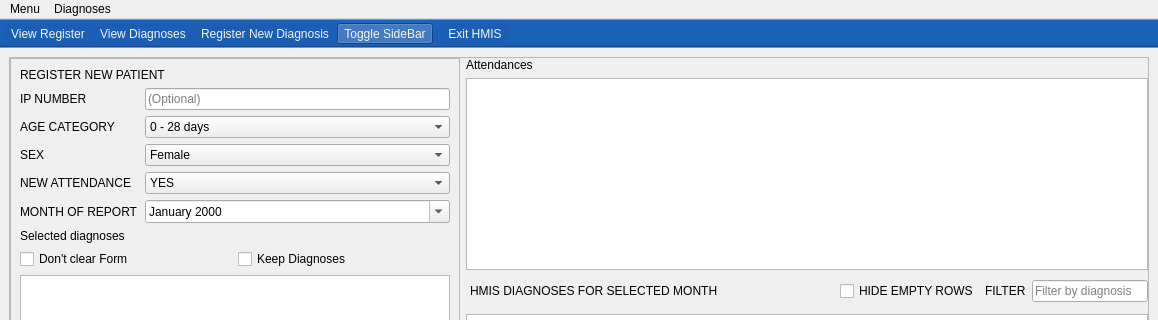
First picture: the form in mainwindow.ui, repository abiiranathan/hmis, before the edit; both pictures show x 0 to 1158 and y 0 to 320 of the 1158 by 727 pixel window.
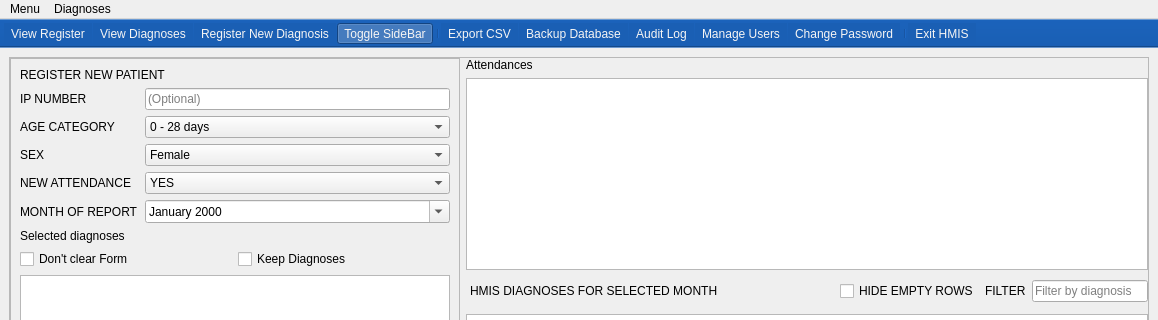
Second picture: the form after the edit. Icons and pictures are not drawn.

What changed in the file:
```diff
--- a/mainwindow.ui
+++ b/mainwindow.ui
@@ -467,6 +467,13 @@
    <addaction name="actionRegister_New_Diagnosis"/>
    <addaction name="actionExpand"/>
    <addaction name="separator"/>
+   <!-- Add new actions -->
+    <addaction name="actionExport_CSV"/>
+    <addaction name="actionBackup_Database"/>
+    <addaction name="actionAudit_Log"/>
+    <addaction name="actionManage_Users"/>
+    <addaction name="actionChange_Password"/>
+   <addaction name="separator"/>
    <addaction name="actionExit"/>
   </widget>
   <action name="actionExpand">
@@ -536,6 +543,31 @@
     <string>Register New Diagnosis</string>
    </property>
   </action>
+   <action name="actionExport_CSV">
+    <property name="text">
+     <string>Export CSV</string>
+    </property>
+   </action>
+   <action name="actionBackup_Database">
+    <property name="text">
+     <string>Backup Database</string>
+    </property>
+   </action>
+   <action name="actionAudit_Log">
+    <property name="text">
+     <string>Audit Log</string>
+    </property>
+   </action>
+   <action name="actionManage_Users">
+    <property name="text">
+     <string>Manage Users</string>
+    </property>
+   </action>
+   <action name="actionChange_Password">
+    <property name="text">
+     <string>Change Password</string>
+    </property>
+   </action>
  </widget>
  <tabstops>
   <tabstop>IPN</tabstop>
```
Left out of the diff: 7 changed lines with no effect on the pictures. Lines whose indentation alone changed are shown as unchanged.
